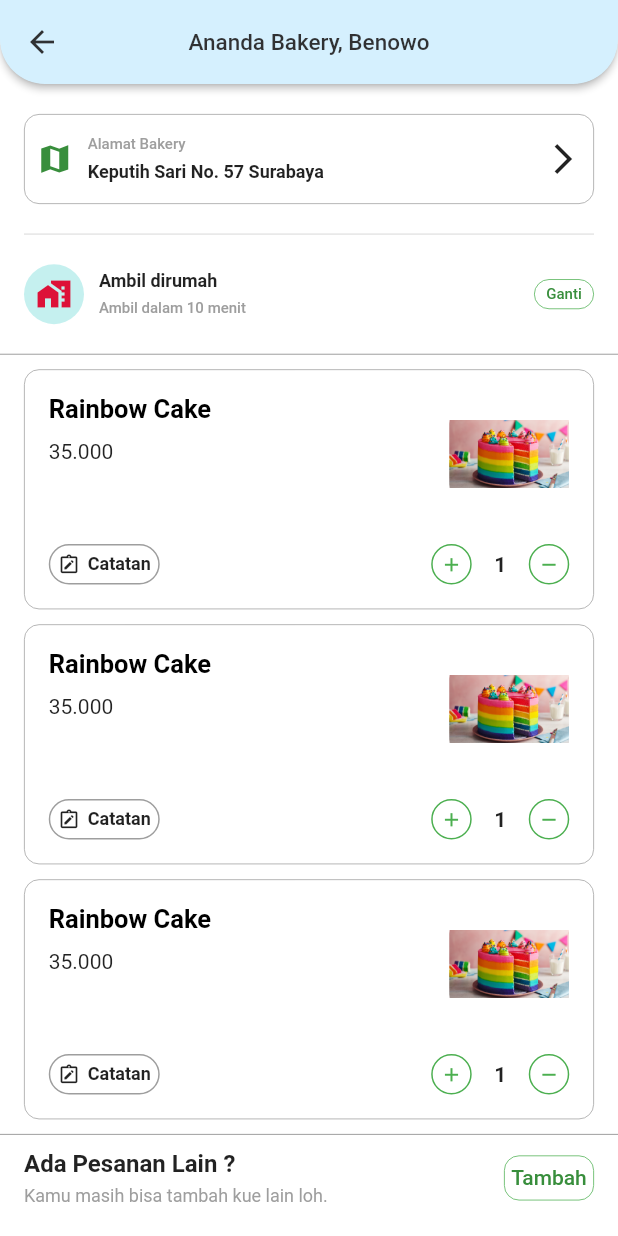
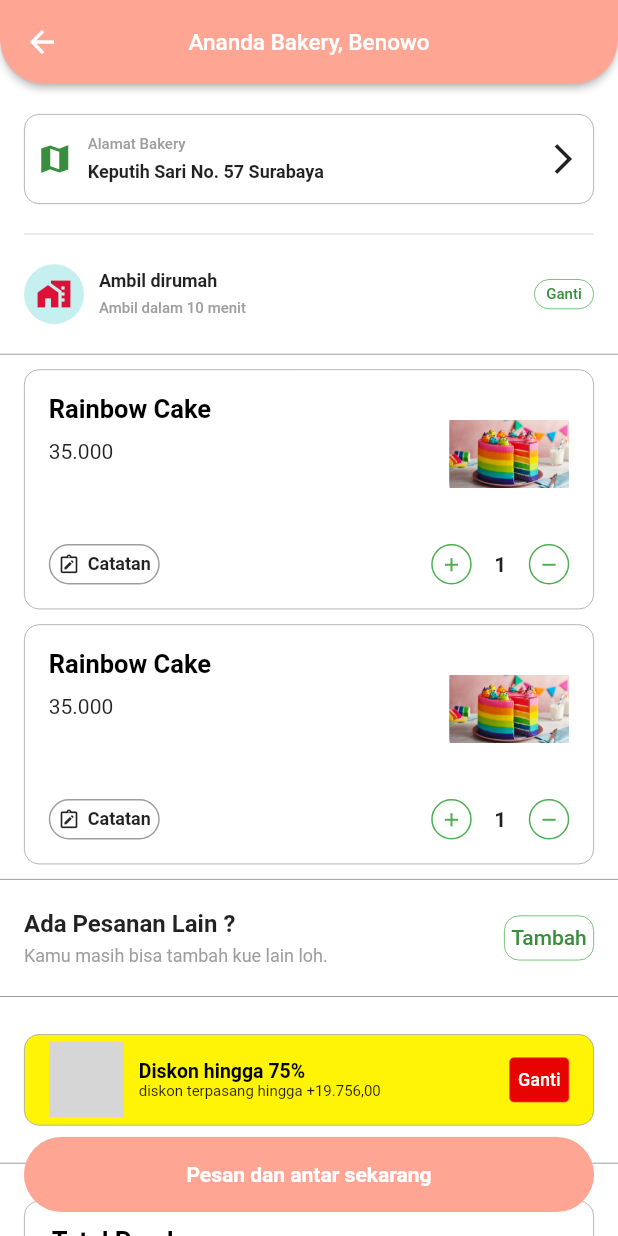
Before and after one commit to yowanmada123/FinalProjectMSIB, a Flutter app: the CartPage screen opened directly, on a phone screen of 412 x 824 dp. Run offline on Flutter 3.47's test engine with Material 2 defaults, Android fonts, the phone set to English and light mode, and no system bars; our stand-ins replace flutter_svg, get, shared_preferences; accounts and stored records are empty; grey boxes are pictures that could not be loaded.

Commit message:
add checkout page

```diff
--- a/lib/page/cart/cart_page.dart
+++ b/lib/page/cart/cart_page.dart
@@ -18,15 +18,14 @@ class CartPage extends StatefulWidget {
 }
 
 class _CartPageState extends State<CartPage> {
-
-  // final String image;
   @override
   Widget build(BuildContext context) {
     return OScaffold(
        title: "Beranda",
       backgroundColor: Colors.white,
         body: SafeArea(
-        child:
+        child: Stack(
+          children : [
             SingleChildScrollView(
               child: Column(
                   children:[
@@ -108,21 +107,19 @@ class _CartPageState extends State<CartPage> {
                       ),
                     ),
                     const SizedBox(height: 20,),
-                // const SizedBox(height: 10,),
                     const Divider(
                       color: Colors.grey,
                       height: 0.1,
                     ),
                     const SizedBox(height: 5,),
-                BuildItem(),
-                BuildItem(),
-                BuildItem(),
+                    const BuildItem(),
+                    const BuildItem(),
                     const SizedBox(height: 5,),
                     const Divider(
                       color: Colors.grey,
                       height: 0.1,
                     ),
-                const SizedBox(height: 10,),
+                    const SizedBox(height: 20,),
                     BuildTambahPesanan(),
                     const SizedBox(height: 20,),
                     const Divider(
@@ -130,119 +127,45 @@ class _CartPageState extends State<CartPage> {
                       height: 0.1,
                     ),
                     const SizedBox(height: 20,),
-                BuildDiskon(),
+                    const BuildDiskon(),
                     const SizedBox(height: 20,),
                     const Divider(
                       color: Colors.grey,
                       height: 0.1,
                     ),
                     const SizedBox(height: 20,),
-                Padding(
-                  padding: EdgeInsets.symmetric(horizontal: 25.0, vertical: 5),
-                  child: Container(
-                    decoration: BoxDecoration(
-                      borderRadius: BorderRadius.circular(10),
-                      border: Border.all(color: Colors.grey, width: 0.5)
-                    ),
-                    child: Padding(
-                      padding: const EdgeInsets.symmetric(horizontal: 16.0, vertical: 16),
-                      child: Column(
-                        children: [
-                          Row(
-                            mainAxisAlignment: MainAxisAlignment.spaceBetween,
-                            crossAxisAlignment: CrossAxisAlignment.start,
-                            children: [
-                              Column(
-                                mainAxisAlignment: MainAxisAlignment.center,
-                                crossAxisAlignment: CrossAxisAlignment.start,
-                                children: const [
-                                  Text("Total Pembayaran", style: TextStyle(color: Colors.black, fontSize: 17, fontWeight: FontWeight.w700),),
-                                  SizedBox(height: 10,),
-                                  Text("35.000", style: TextStyle(color: Colors.black87, fontSize: 14),),
-                                ],
-                              ),
-                              ClipRRect(
-                                borderRadius: BorderRadius.circular(20.0),
-                                child: Image.asset("assets/images/cake_rainbow.jpg",
-                                width: 80,
-                                height: 80,
-                                ),
-                              )
-                            ],
-                          ),
-                          const SizedBox(height: 20,),
-                          Row(
-                            mainAxisAlignment: MainAxisAlignment.spaceBetween,
-                            children: [
-                              Row(
-                                children: [
-                                  Container(
-                                    padding: EdgeInsets.symmetric(horizontal:5, vertical: 5),
-                                    decoration: BoxDecoration(
-                                      borderRadius: BorderRadius.circular(15),
-                                      border: Border.all(color: Colors.grey, width: 1)
-                                    ),
-                                    child: Row(
-                                      children: const [
-                                        Icon(Icons.note_alt_outlined, size: 15, color: Colors.black87),
-                                        SizedBox(width: 5,),
-                                        Text("Catatan", style: TextStyle(color: Colors.black87, fontSize: 12, fontWeight: FontWeight.w700),),
+                    const BuildTotalBayar(),
+                    const SizedBox(height: 80),
                   ],
               ),
             ),
-                                ],
-                              ),
-                              Row(
-                                children: [
+            Positioned(
+              bottom: 16,
+              right: 16,
+              left: 16,
+              child:
               Container(
-                                    padding: EdgeInsets.symmetric(horizontal:5, vertical: 5),
+                width: MediaQuery.of(context).size.width,
+                height: 50,
                 decoration: BoxDecoration(
-                                      borderRadius: BorderRadius.circular(15),
-                                      border: Border.all(color: Colors.green, width: 1)
-                                    ),
-                                    child: Row(
-                                      children: const [
-                                        Icon(Icons.add, size: 15, color: Colors.green),
-                                      ],
-                                    ),
-                                  ),
-                                  const SizedBox(width: 15,),
-                                  const Text("1", style: TextStyle(color: Colors.black87, fontSize: 14, fontWeight: FontWeight.w700),),
-                                  const SizedBox(width: 15,),
-                                  Container(
-                                    padding: EdgeInsets.symmetric(horizontal:5, vertical: 5),
-                                    decoration: BoxDecoration(
-                                      borderRadius: BorderRadius.circular(15),
-                                      border: Border.all(color: Colors.green, width: 1)
-                                    ),
-                                    child: Row(
-                                      children: const [
-                                        Icon(Icons.remove, size: 15, color: Colors.green),
-                                      ],
-                                    ),
+                  color: Color(0xffFFA593),
+                  boxShadow: const [
+                    BoxShadow(
+                      color: Color.fromARGB(255, 229, 229, 229),
+                      offset: Offset(-0.0, -0.2), //(x,y)
                     ),
                   ],
+                  // border: Border.all(color: Colors.grey, width: 0.5)    ,
+                  borderRadius: BorderRadius.circular(25)
                 ),
-
-                            ],
-                          ),
-
-                        ],
+                child: const Center(
+                  child: Text("Pesan dan antar sekarang", style: TextStyle(color: Colors.white, fontSize: 14, fontWeight: FontWeight.w700,),),
                 ),
               ),
             ),
-                ),
-              ],
-
+          ]
         ),
         ),
-        )
-      // Stack(children: [
-      //   BuildItemDescription(context),
-      //   BuildItemImage(context),
-      //   BuildTopBar(context),
-      //   BuildBottomBuy(context),
-      // ]),
     );
   }
 
@@ -775,6 +698,97 @@ class _CartPageState extends State<CartPage> {
   }
 }
 
+class BuildTotalBayar extends StatelessWidget {
+  const BuildTotalBayar({
+    Key? key,
+  }) : super(key: key);
+
+  @override
+  Widget build(BuildContext context) {
+    return Padding(
+      padding: EdgeInsets.symmetric(horizontal: 16.0, vertical: 5),
+      child: Container(
+        decoration: BoxDecoration(
+          borderRadius: BorderRadius.circular(10),
+          border: Border.all(color: Colors.grey, width: 0.5)
+        ),
+        child: Padding(
+          padding: const EdgeInsets.symmetric(horizontal: 18.0, vertical: 16),
+          child: Column(
+            children: [
+              Column(
+                // mainAxisAlignment: MainAxisAlignment.center,
+                crossAxisAlignment: CrossAxisAlignment.start,
+                children: [
+                  const Text("Total Pembayaran", style: TextStyle(color: Colors.black, fontSize: 17, fontWeight: FontWeight.w700),),
+                  const SizedBox(height: 20,),
+                  Row(
+                    mainAxisAlignment: MainAxisAlignment.spaceBetween,
+                    children: const[
+                      Text("Harga", style: TextStyle(color: Colors.black87, fontSize: 14),),
+                      Text("35.000", style: TextStyle(color: Colors.black87, fontSize: 14),),
+                    ],
+                  ),
+                  const SizedBox(height: 10,),
+                  Row(
+                    mainAxisAlignment: MainAxisAlignment.spaceBetween,
+                    children: const[
+                      Text("Ongkir", style: TextStyle(color: Colors.black87, fontSize: 14),),
+                      Text("3.000", style: TextStyle(color: Colors.black87, fontSize: 14),),
+                    ],
+                  ),
+                  const SizedBox(height: 10,),
+                  Row(
+                    mainAxisAlignment: MainAxisAlignment.spaceBetween,
+                    children: const[
+                      Text("Biaya layanan & lainnya", style: TextStyle(color: Colors.black87, fontSize: 14),),
+                      Text("3.000", style: TextStyle(color: Colors.black87, fontSize: 14),),
+                    ],
+                  ),
+                  const SizedBox(height: 10,),
+                  Row(
+                    mainAxisAlignment: MainAxisAlignment.spaceBetween,
+                    children: const[
+                      Text("Diskon", style: TextStyle(color: Colors.black87, fontSize: 14),),
+                      Text("-19.000", style: TextStyle(color: Colors.black87, fontSize: 14),),
+                    ],
+                  ),
+                ],
+              ),
+              const SizedBox(height: 20,),
+              const Divider(
+                color: Colors.grey,
+                height: 0.1,
+              ),
+              const SizedBox(height: 20,),
+              Row(
+                mainAxisAlignment: MainAxisAlignment.spaceBetween,
+                children: const[
+                  Text("Total pembayaran", style: TextStyle(color: Colors.black87, fontSize: 14, fontWeight: FontWeight.w700),),
+                  Text("12.750", style: TextStyle(color: Colors.black87, fontSize: 14, fontWeight: FontWeight.w700),),
+                ],
+              ),
+              const SizedBox(height: 20,),
+              const Divider(
+                color: Colors.grey,
+                height: 0.1,
+              ),
+              const SizedBox(height: 20,),
+              Row(
+                mainAxisAlignment: MainAxisAlignment.spaceBetween,
+                children: const[
+                  Text("Lihat perincian", style: TextStyle(color: Colors.green, fontSize: 14, fontWeight: FontWeight.w700),),
+                  Icon(Icons.arrow_circle_right_sharp, color: Colors.green)
+                ],
+              ),
+            ],
+          ),
+        ),
+      ),
+    );
+  }
+}
+
 class BuildDiskon extends StatelessWidget {
   const BuildDiskon({
     Key? key,
--- a/lib/widget/base/form_scaffold.dart
+++ b/lib/widget/base/form_scaffold.dart
@@ -19,16 +19,16 @@ class OScaffold extends StatelessWidget {
         backgroundColor: backgroundColor,
         // Theme.of(context).colorScheme.primaryContainer,
         appBar: AppBar(
-          backgroundColor: Color(0xffD5F0FE),
+          backgroundColor: Color(0xffFFA593),
           // Theme.of(context).colorScheme.primary,
           foregroundColor: Theme.of(context).colorScheme.onPrimary,
           centerTitle: true,
           leading: IconButton(
-          icon: Icon(Icons.arrow_back, color: Color.fromARGB(221, 23, 20, 20)),
+          icon: Icon(Icons.arrow_back, color: Colors.white),
           onPressed: () => Navigator.of(context).pop(),
           ),
             title: Text(
-              "Ananda Bakery, Benowo", style: TextStyle(color: Color.fromARGB(221, 23, 20, 20), fontSize: 15),
+              "Ananda Bakery, Benowo", style: TextStyle(color: Colors.white, fontSize: 15),
             // title ?? '',
           ),
           elevation: 2,
```
Lines whose indentation alone changed are shown as unchanged.
